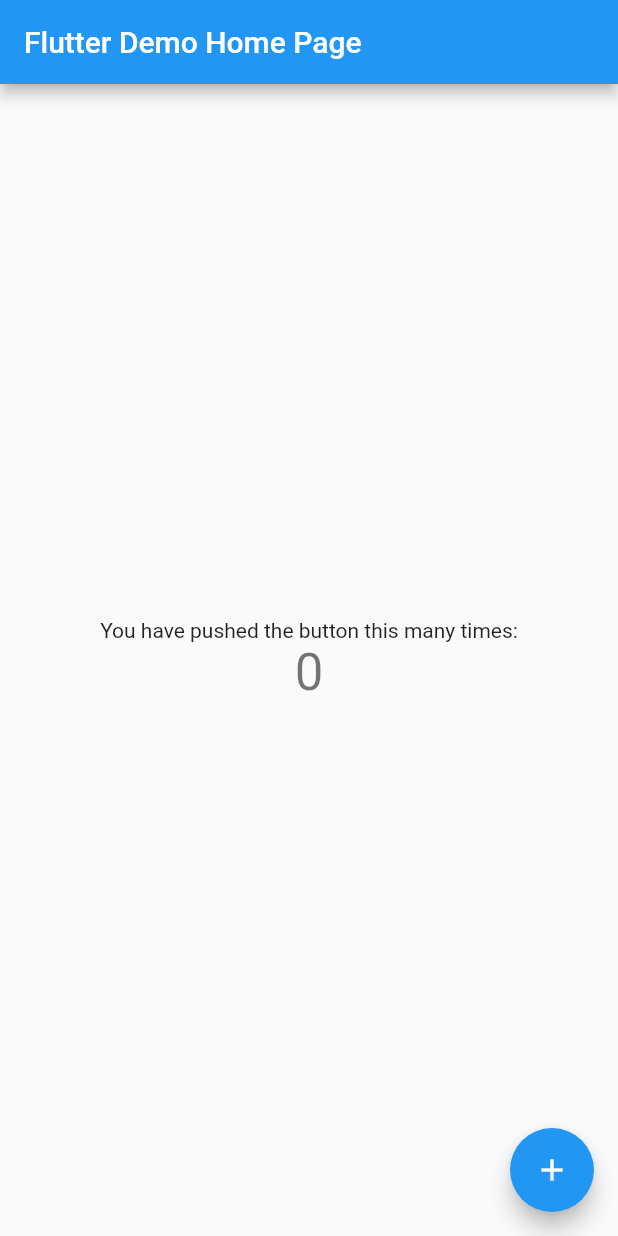
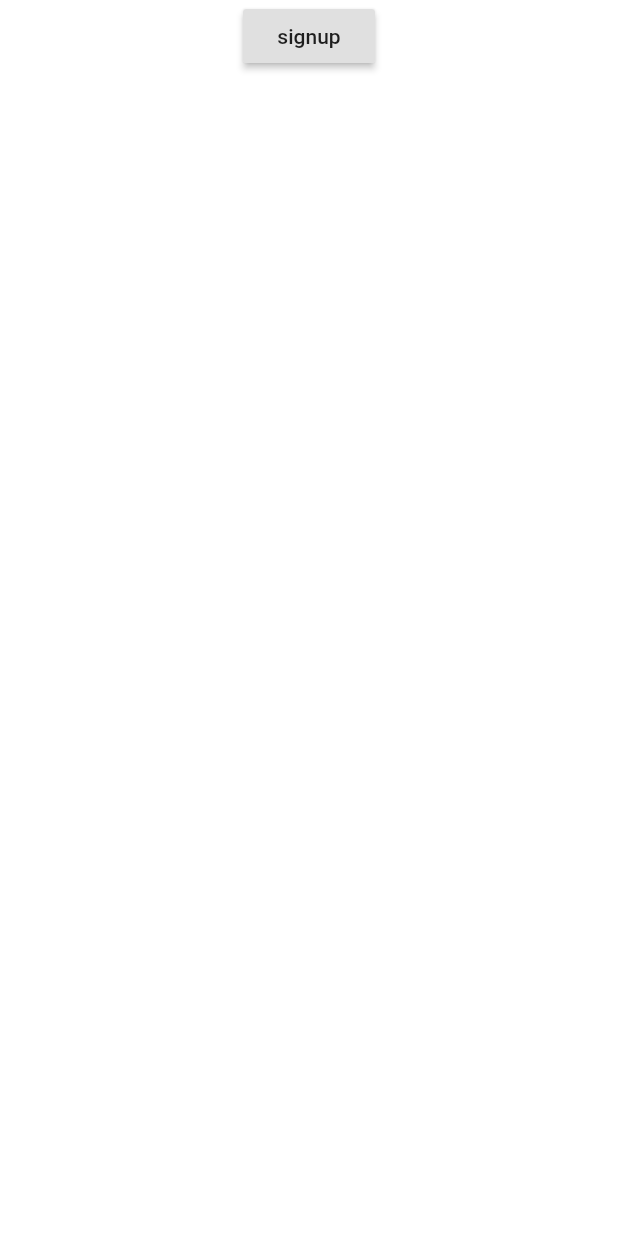
Before and after one commit to Loayayad/FoodCourtApp, a Flutter app: the screen it shows after launch, on a phone screen of 412 x 824 dp. Run offline on Flutter 3.47's test engine with Material 2 defaults, Android fonts, the phone set to English and light mode, and no system bars; our stand-ins replace firebase_auth; accounts and stored records are empty.

Commit message:
signup &login UI Created

```diff
--- a/lib/main.dart
+++ b/lib/main.dart
@@ -1,3 +1,5 @@
+import 'package:FoodCourtApp/screens/auth/signup.dart';
+import 'package:FoodCourtApp/services/home/home.dart';
 import 'package:flutter/material.dart';
 
 void main() {
@@ -5,113 +7,16 @@
 }
 
 class MyApp extends StatelessWidget {
-  // This widget is the root of your application.
-  @override
   Widget build(BuildContext context) {
     return MaterialApp(
-      title: 'Flutter Demo',
-      theme: ThemeData(
-        // This is the theme of your application.
-        //
-        // Try running your application with "flutter run". You'll see the
-        // application has a blue toolbar. Then, without quitting the app, try
-        // changing the primarySwatch below to Colors.green and then invoke
-        // "hot reload" (press "r" in the console where you ran "flutter run",
-        // or simply save your changes to "hot reload" in a Flutter IDE).
-        // Notice that the counter didn't reset back to zero; the application
-        // is not restarted.
-        primarySwatch: Colors.blue,
-        // This makes the visual density adapt to the platform that you run
-        // the app on. For desktop platforms, the controls will be smaller and
-        // closer together (more dense) than on mobile platforms.
-        visualDensity: VisualDensity.adaptivePlatformDensity,
+      theme: ThemeData.light().copyWith(
+        primaryColor: Color(0xFF070048),
+        scaffoldBackgroundColor: Color(0xFFEDEDED),
       ),
-      home: MyHomePage(title: 'Flutter Demo Home Page'),
+      home: FoodCourtHomePage(),
+      routes: {
+        'register': (context) => Registration(),
+      },
     );
   }
 }
-
-class MyHomePage extends StatefulWidget {
-  MyHomePage({Key key, this.title}) : super(key: key);
-
-  // This widget is the home page of your application. It is stateful, meaning
-  // that it has a State object (defined below) that contains fields that affect
-  // how it looks.
-
-  // This class is the configuration for the state. It holds the values (in this
-  // case the title) provided by the parent (in this case the App widget) and
-  // used by the build method of the State. Fields in a Widget subclass are
-  // always marked "final".
-
-  final String title;
-
-  @override
-  _MyHomePageState createState() => _MyHomePageState();
-}
-
-class _MyHomePageState extends State<MyHomePage> {
-  int _counter = 0;
-
-  void _incrementCounter() {
-    setState(() {
-      // This call to setState tells the Flutter framework that something has
-      // changed in this State, which causes it to rerun the build method below
-      // so that the display can reflect the updated values. If we changed
-      // _counter without calling setState(), then the build method would not be
-      // called again, and so nothing would appear to happen.
-      _counter++;
-    });
-  }
-
-  @override
-  Widget build(BuildContext context) {
-    // This method is rerun every time setState is called, for instance as done
-    // by the _incrementCounter method above.
-    //
-    // The Flutter framework has been optimized to make rerunning build methods
-    // fast, so that you can just rebuild anything that needs updating rather
-    // than having to individually change instances of widgets.
-    return Scaffold(
-      appBar: AppBar(
-        // Here we take the value from the MyHomePage object that was created by
-        // the App.build method, and use it to set our appbar title.
-        title: Text(widget.title),
-      ),
-      body: Center(
-        // Center is a layout widget. It takes a single child and positions it
-        // in the middle of the parent.
-        child: Column(
-          // Column is also a layout widget. It takes a list of children and
-          // arranges them vertically. By default, it sizes itself to fit its
-          // children horizontally, and tries to be as tall as its parent.
-          //
-          // Invoke "debug painting" (press "p" in the console, choose the
-          // "Toggle Debug Paint" action from the Flutter Inspector in Android
-          // Studio, or the "Toggle Debug Paint" command in Visual Studio Code)
-          // to see the wireframe for each widget.
-          //
-          // Column has various properties to control how it sizes itself and
-          // how it positions its children. Here we use mainAxisAlignment to
-          // center the children vertically; the main axis here is the vertical
-          // axis because Columns are vertical (the cross axis would be
-          // horizontal).
-          mainAxisAlignment: MainAxisAlignment.center,
-          children: <Widget>[
-            Text(
-              'You have pushed the button this many times:',
-            ),
-            Text(
-              '$_counter',
-              style: Theme.of(context).textTheme.headline4,
-            ),
-          ],
-        ),
-      ),
-      floatingActionButton: FloatingActionButton(
-        onPressed: _incrementCounter,
-        tooltip: 'Increment',
-        child: Icon(Icons.add),
-      ), // This trailing comma makes auto-formatting nicer for build methods.
-    );
-  }
-}
--- a/lib/screens/auth/auth.dart
+++ b/lib/screens/auth/auth.dart
@@ -0,0 +1,15 @@
+import 'package:flutter/material.dart';
+
+class SignUp extends StatefulWidget {
+  @override
+  _SignUpState createState() => _SignUpState();
+}
+
+class _SignUpState extends State<SignUp> {
+  @override
+  Widget build(BuildContext context) {
+    return Container(
+      child: Text("signup"),
+    );
+  }
+}
--- a/lib/services/home/home.dart
+++ b/lib/services/home/home.dart
@@ -0,0 +1,28 @@
+import 'package:flutter/material.dart';
+
+class FoodCourtHomePage extends StatefulWidget {
+  @override
+  _FoodCourtHomePageState createState() => _FoodCourtHomePageState();
+}
+
+class _FoodCourtHomePageState extends State<FoodCourtHomePage> {
+  @override
+  Widget build(BuildContext context) {
+    return Container(
+      child: Column(
+        children: [
+          RaisedButton(
+            child: Text("signup"),
+            onPressed: () {
+              setState(
+                () {
+                  Navigator.pushNamed(context, 'register');
+                },
+              );
+            },
+          ),
+        ],
+      ),
+    );
+  }
+}
```
Also changed, not shown: lib/components/constants.dart (added, +9 -0 lines), lib/screens/auth/login.dart (added, +83 -0 lines), lib/screens/auth/signup.dart (added, +106 -0 lines), lib/services/auth/auth.dart (+89 -0 lines), pubspec.yaml (+13 -3 lines), assets/images/background.png (added), assets/images/background1.png (added), assets/images/clock.png (added), assets/images/clock1.png (added), assets/images/clock2.png (added), assets/images/flasks.png (added), assets/images/light-1.png (added), assets/images/light-11.png (added), assets/images/light-2.png (added), 1 more files, 6 other files.
